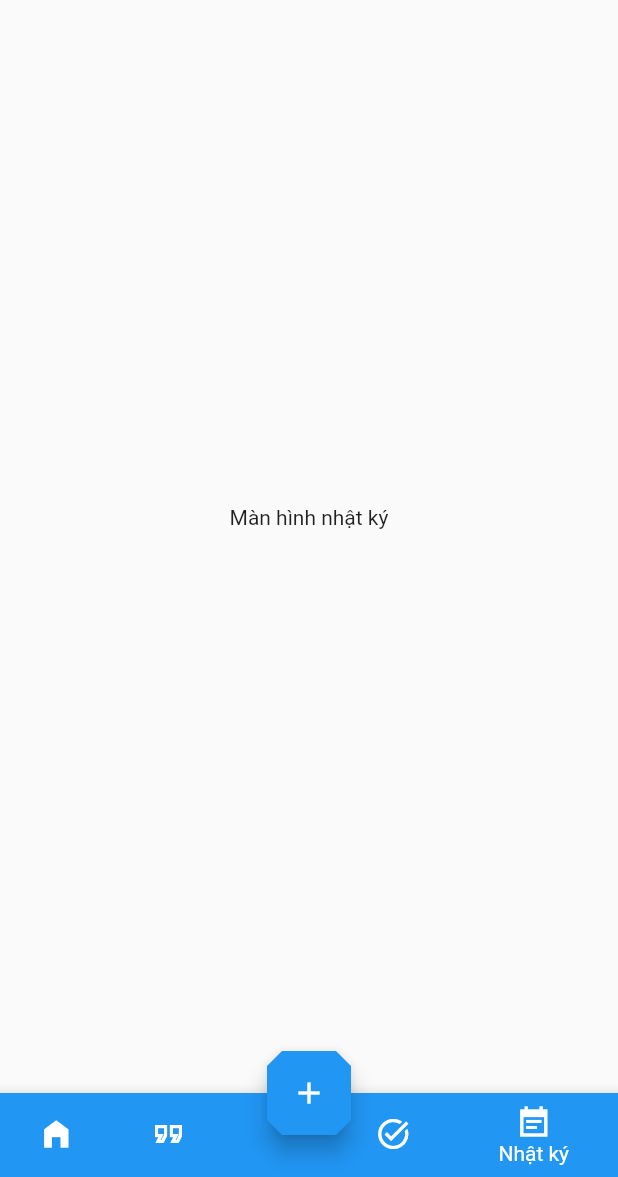
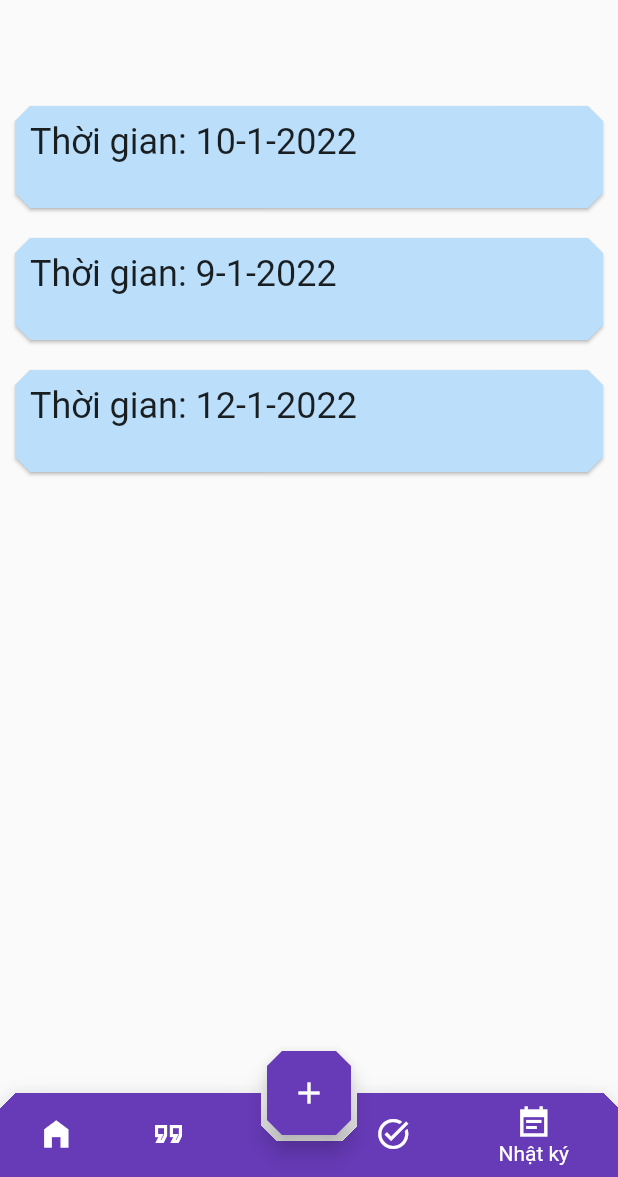
Before and after one commit to hoangtrungnguyen/Public_SophiaSpaceApp, a Flutter app: the screen it shows after launch, item 5 of the bottom bar chosen, on a phone screen of 412 x 824 dp, the part 59-1236 px from its top. Run offline on Flutter 3.47's test engine with Material 2 defaults, Android fonts, the phone set to English and light mode, and no system bars; our stand-ins replace firebase_auth, firebase_core, package_info; accounts and stored records are empty.

```diff
--- a/lib/constant/theme.dart
+++ b/lib/constant/theme.dart
@@ -15,7 +15,7 @@ ThemeData lightTheme(BuildContext context) {
     cardTheme: CardTheme(
       margin: EdgeInsets.all(10) ,
       shape: BeveledRectangleBorder(
-          borderRadius: BorderRadius.circular(20)
+          borderRadius: BorderRadius.circular(10)
       ),
     )
   );
--- a/lib/main.dart
+++ b/lib/main.dart
@@ -1,36 +1,89 @@
+import 'package:firebase_auth/firebase_auth.dart';
 import 'package:flutter/material.dart';
 import 'package:provider/provider.dart';
+import 'package:sophia_hub/configure/firebase_options.dart';
 import 'package:sophia_hub/constant/theme.dart';
+import 'package:sophia_hub/firebase_options.dart';
+import 'package:sophia_hub/model/note.dart';
 import 'package:sophia_hub/provider/data_provider.dart';
 import 'package:sophia_hub/view/base_container.dart';
-import 'package:sophia_hub/view/page/diary/create_diary_note_page.dart';
+import 'package:sophia_hub/view/page/auth/auth_page.dart';
+import 'package:sophia_hub/view/page/note/create_diary_note_page.dart';
 import 'package:sophia_hub/view/page/task/create_task_page.dart';
 import 'package:sophia_hub/view/page/task/list_task_page.dart';
+import 'package:firebase_core/firebase_core.dart';
 
 Future<void> main() async {
   // needed if you intend to initialize in the `main` function
+  WidgetsFlutterBinding.ensureInitialized();
+  await Firebase.initializeApp(
+    options: DefaultFirebaseOptions.currentPlatform
+  );
+
   runApp(MyApp());
 }
 
 class MyApp extends StatelessWidget {
   @override
   Widget build(BuildContext context) {
+    FirebaseAuth.instance
+        .authStateChanges()
+        .listen((User user) {
+      if (user == null) {
+        print('User is currently signed out!');
+      } else {
+        print('User is signed in!');
+      }
+    });
+
     MaterialApp app = MaterialApp(
       title: 'Small Habits',
-      routes: {
-        BaseContainer.nameRoute: (_) => BaseContainer(),
-        CreateDiaryNotePage.nameRoute: (_) => CreateDiaryNotePage(),
-        CreateTaskPage.nameRoute: (_) => CreateTaskPage(),
-        ListTaskPage.nameRoute: (_) => ListTaskPage(),
+
+      onGenerateRoute: (settings){
+        //Read more in the link below
+        // https://docs.flutter.dev/cookbook/navigation/navigate-with-arguments
+        WidgetBuilder builder;
+        switch (settings.name) {
+          case AuthPage.nameRoute:
+            builder = (_) => AuthPage();
+                break;
+          case BaseContainer.nameRoute:
+            builder = (_) => BaseContainer();
+            break;
+          case CreateDiaryNotePage.nameRoute:
+            // Cast the arguments to the correct
+            // type: Note.
+            final note = settings.arguments as Note;
+            builder = (_) => ChangeNotifierProvider.value(
+                value: note, child: CreateDiaryNotePage());
+            break;
+          case CreateTaskPage.nameRoute:
+            builder = (_) => CreateTaskPage();
+            break;
+          case ListTaskPage.nameRoute:
+            builder = (_) => ListTaskPage();
+            break;
+          default:
+            // The assertion here will help remind
+            // us of that higher up in the call stack, since
+            // this assertion would otherwise fire somewhere
+            // in the framework.
+            assert(false, 'Need to implement ${settings.name}');
+        }
+
+        MaterialPageRoute route = MaterialPageRoute(
+          builder: builder,
+        );
+        return route;
       },
       theme: lightTheme(context),
-      home: BaseContainer(),
+      initialRoute: BaseContainer.nameRoute,
+
     );
 
     MultiProvider multiProvider = MultiProvider(
       providers: [
-        ChangeNotifierProvider(create: (_) => Data()
-        ),
+        ChangeNotifierProvider(create: (_) => AppData()),
       ],
       child: app,
     );
--- a/lib/model/note.dart
+++ b/lib/model/note.dart
@@ -1,7 +1,25 @@
 import 'package:flutter/foundation.dart';
 
+class Subject{
+  String name;
+  String icon;
+}
+
 class Note with ChangeNotifier{
+  int emotionPoint = 0;
+  List<Subject> subjects = [];
   String title;
   String description;
-  DateTime dateTime;
+  DateTime timeCreated;
+
+  @override
+  String toString() {
+    return """{
+      "emotionPoint": $emotionPoint;
+      "title": $title;
+      "description": $description;
+    }""";
+  }
+
+
 }
--- a/lib/provider/data_provider.dart
+++ b/lib/provider/data_provider.dart
@@ -1,8 +1,32 @@
+import 'dart:collection';
+
 import 'package:flutter/widgets.dart';
 import 'package:sophia_hub/model/daily_data.dart';
+import 'package:sophia_hub/model/note.dart';
 import 'package:sophia_hub/model/quote.dart';
 
-class Data extends ChangeNotifier{
-  List<DailyData> listData = [DailyData()];
+class AppData extends ChangeNotifier {
+  List<DailyData> listData = [];
   List<Quote> quotes = [];
+
+  AppData() {
+    Future.microtask(() async{
+          //Lấy dữ liều từ server và thêm vào danh sách
+           await Future.delayed(Duration(seconds: 2),);
+           listData.addAll([
+             DailyData()..time = DateTime.now().subtract(Duration(days: 2)),
+             DailyData()..time = DateTime.now().subtract(Duration(days: 3))
+           ]);
+          //Thêm phần từ dữ liệu ngày hôm nay nếu không có
+          listData.add(
+            DailyData()..time = DateTime.now()
+          );
+          notifyListeners();
+        });
+  }
+
+  addNote(Note note) async {
+    //lấy ngày hiện tại và thêm note
+    listData[0].diaryNotes.add(note);
+  }
 }
--- a/lib/view/base_container.dart
+++ b/lib/view/base_container.dart
@@ -5,21 +5,22 @@ import 'dart:math' as math;
 import 'widget/drawer_menu.dart';
 
 class BaseContainer extends StatefulWidget {
-  static String nameRoute = "/Home";
+  static const String nameRoute = "/";
 
   static Route<dynamic> route() {
     return MaterialPageRoute(builder: (BuildContext context) {
       return BaseContainer();
     });
   }
+
+  const
+  BaseContainer();
   @override
   _BaseContainerState createState() => _BaseContainerState();
 }
 
 class _BaseContainerState extends State<BaseContainer> with SingleTickerProviderStateMixin{
 
-  LabeledGlobalKey<ScaffoldState> scaffoldKey =
-  LabeledGlobalKey("landingScaffoldStateKey");
 
 
   AnimationController animController;
--- a/lib/view/page/home/notes.dart
+++ b/lib/view/page/home/notes.dart
@@ -1,4 +1,6 @@
 import 'package:flutter/material.dart';
+import 'package:provider/provider.dart';
+import 'package:sophia_hub/provider/data_provider.dart';
 
 class NotesView extends StatefulWidget {
   @override
@@ -9,8 +11,47 @@ class _NotesViewState extends State<NotesView> {
   @override
   Widget build(BuildContext context) {
     return Container(
+      padding: EdgeInsets.only(top: 100),
       alignment: Alignment.center,
-      child: Text("Màn hình nhật ký"),
+      child: Consumer<AppData>(builder: (ctx, data, child) {
+        return ListView(
+          children: data.listData.map((e) {
+            List<Widget> notes = [
+              Text(
+                "Thời gian: ${e.time.day}-${e.time.month}-${e.time.year}",
+                style: Theme.of(context).textTheme.headline5,
+              ),
+              SizedBox(height: 20,)
+            ];
+            notes.addAll(e.diaryNotes
+                .map((e) => Column(
+                      mainAxisSize: MainAxisSize.max,
+                      crossAxisAlignment: CrossAxisAlignment.start,
+                      children: [
+                        Divider(
+                          height: 2,
+                          color: Colors.black,
+                        ),
+                        Text(e.title ?? "null",
+                            style: Theme.of(context).textTheme.headline6),
+                        Text(e.description ?? "null")
+                      ],
+                    ))
+                .toList());
+            return Card(
+              margin: EdgeInsets.symmetric(vertical: 10, horizontal: 10),
+              color: Colors.blue[100],
+              child: Container(
+                padding: EdgeInsets.symmetric(vertical: 10,horizontal: 10),
+                child: Column(
+                  crossAxisAlignment: CrossAxisAlignment.start,
+                  children: notes,
+                ),
+              ),
+            );
+          }).toList(),
+        );
+      }),
     );
   }
 }
--- a/lib/view/page/home_container.dart
+++ b/lib/view/page/home_container.dart
@@ -1,6 +1,7 @@
 import 'package:flutter/cupertino.dart';
 import 'package:flutter/material.dart';
-import 'package:sophia_hub/view/page/diary/create_diary_note_page.dart';
+import 'package:provider/provider.dart';
+import 'package:sophia_hub/view/page/note/create_diary_note_page.dart';
 import 'package:sophia_hub/view/page/home/home.dart';
 import 'package:sophia_hub/view/page/home/notes.dart';
 import 'package:sophia_hub/view/page/home/quote.dart';
@@ -16,11 +17,11 @@ class Destination {
 }
 
 const List<Destination> allDestinations = <Destination>[
-  Destination('/', 'Trang chủ', Icons.home_filled, Colors.teal),
+  Destination('/', 'Trang chủ', Icons.home_filled, Colors.blue),
   Destination('/quotes', 'Quote', Icons.format_quote_outlined, Colors.cyan),
   Destination("/holder", "", null, null),
   Destination('/tasks', 'Nhiệm vụ', Icons.task_alt_outlined, Colors.orange),
-  Destination('/notes', 'Nhật ký', Icons.event_note_sharp, Colors.blue),
+  Destination('/notes', 'Nhật ký', Icons.event_note_sharp, Colors.deepPurple),
 ];
 
 class HomeContainer extends StatefulWidget {
@@ -44,31 +45,34 @@ class _HomeContainerState extends State<HomeContainer> {
       extendBodyBehindAppBar: true,
       floatingActionButtonLocation: FloatingActionButtonLocation.centerDocked,
       floatingActionButton: FloatingActionButton(
+        backgroundColor: allDestinations[_currentIndex].color,
         child: Icon(Icons.add),
         onPressed: () {
+
           Navigator.of(context, rootNavigator: true)
-              .pushNamed(CreateDiaryNotePage.nameRoute);
+              .pushNamed(CreateDiaryNotePage.nameRoute,
+//            arguments:
+          );
         },
       ),
       bottomNavigationBar: BottomAppBar(
-//          clipBehavior: Clip.hardEdge,
-//        shape: AutomaticNotchedShape(
-//          BeveledRectangleBorder(borderRadius: BorderRadius.circular(10)),
-//          BeveledRectangleBorder(borderRadius: BorderRadius.circular(10)),
-//        ),
+        clipBehavior: Clip.hardEdge,
+        shape: AutomaticNotchedShape(
+          BeveledRectangleBorder(
+              borderRadius: BorderRadius.only(
+                  topLeft: Radius.circular(10),
+                  topRight: Radius.circular(10))),
+          BeveledRectangleBorder(borderRadius: BorderRadius.circular(10)),
+        ),
         child: BottomNavigationBar(
-
             currentIndex: _currentIndex,
             onTap: (i) {
               if (i == _currentIndex || i == 2) return;
               setState(() {
                 _currentIndex = i;
               });
-
             },
-
             items: allDestinations.map((destination) {
-
               return BottomNavigationBarItem(
                   icon: Icon(destination.icon),
                   backgroundColor: destination.color,
--- a/lib/view/page/task/create_task_page.dart
+++ b/lib/view/page/task/create_task_page.dart
@@ -4,7 +4,7 @@ import 'package:sophia_hub/model/task.dart';
 import 'package:sophia_hub/provider/data_provider.dart';
 
 class CreateTaskPage extends StatefulWidget{
-    static String nameRoute = "/CreateTaskPage";
+    static const String nameRoute = "/CreateTaskPage";
 
     static Route<dynamic> route(){
         return MaterialPageRoute(
@@ -29,7 +29,7 @@ class  _CreateTaskPageState extends State<CreateTaskPage>{
         floatingActionButtonLocation: FloatingActionButtonLocation.centerFloat,
         floatingActionButton: FloatingActionButton.extended(onPressed: () async {
           //Chọn ngày hiện tại và thêm vào danh sách
-          await Provider.of<Data>(context,listen: false).listData[0].tasks.add(task);
+          await Provider.of<AppData>(context,listen: false).listData[0].tasks.add(task);
           Navigator.pop(context,"ok");
         },
             label:  Text("Thêm")),
--- a/lib/view/page/task/list_task_page.dart
+++ b/lib/view/page/task/list_task_page.dart
@@ -1,7 +1,7 @@
 import 'package:flutter/material.dart';
 
 class ListTaskPage extends StatefulWidget{
-    static String nameRoute = "/ListTaskPage";
+    static const String nameRoute = "/ListTaskPage";
 
     static Route<dynamic> route(){
 
@@ -11,6 +11,8 @@ class ListTaskPage extends StatefulWidget{
             }
         );
     }
+
+    const ListTaskPage();
 
 
     @override
--- a/lib/view/widget/drawer_menu.dart
+++ b/lib/view/widget/drawer_menu.dart
@@ -1,7 +1,6 @@
-import 'dart:io' show Platform;
-
+import 'package:firebase_auth/firebase_auth.dart';
 import 'package:flutter/material.dart';
-import 'package:provider/provider.dart';
+import 'package:package_info/package_info.dart';
 
 class DrawerMenu extends StatefulWidget {
   @override
@@ -36,7 +35,41 @@ class _DrawerMenuState extends State<DrawerMenu>
             );
           },
           animation: animation,
-          child: Container(child: Text("Drawer Menu"),),
+          child: Container(
+              child: Column(
+            children: <Widget>[
+              FlutterLogo(
+                size: 200,
+                style: FlutterLogoStyle.stacked,
+              ),
+              ListTile(leading: Icon(Icons.person), title: Text("Cá nhân")),
+              Spacer(flex: 9,),
+              StreamBuilder<User>(
+                stream: FirebaseAuth.instance.authStateChanges(), builder: (_,snapshot){
+                if(snapshot.hasData){
+                  return  ListTile( title: Text("Đăng xuất"));
+                } else {
+                  return  ListTile( title: Text("Đăng nhập"));
+                }
+              }),
+              Spacer(flex: 1,),
+              FutureBuilder<String>(
+                future:
+                    PackageInfo.fromPlatform().then((value) => value.version),
+                builder: (BuildContext context, snapshot) {
+                  if (snapshot.hasData)
+                    return Text(
+                      "Phiên bản",
+                      style: TextStyle(
+                          color: Theme.of(context).brightness == Brightness.dark
+                              ? Colors.white.withOpacity(0.8)
+                              : Colors.black.withOpacity(0.4)),
+                    );
+                  return Text("0.0.1");
+                },
+              ),
+            ],
+          )),
         ),
       ),
     );
--- a/pubspec.yaml
+++ b/pubspec.yaml
@@ -29,6 +29,11 @@ dependencies:
   # Use with the CupertinoIcons class for iOS style icons.
   cupertino_icons: ^1.0.4
   provider: ^6.0.2
+  firebase_core: 1.10.5
+  firebase_auth: 3.0.0
+
+
+  package_info: 2.0.2
 
 
 
```
Also changed, not shown: lib/view/page/auth/auth_page.dart (added, +23 -0 lines), lib/view/page/diary/create_diary_note_page.dart (deleted, +0 -44 lines), lib/view/page/home/home.dart (+14 -12 lines), lib/view/page/note/create_diary_note_page.dart (added, +113 -0 lines), lib/configure/firebase_options.dart (added), lib/firebase_options.dart (added), 12 other files.
